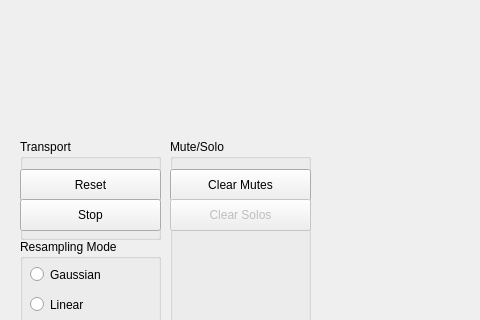
Before: the Qt Designer form MainWindow.ui in yupferris/snes-apu-dbg, drawn with Qt 5; both pictures show x 510 to 990 and y 210 to 530 of the 1130 by 530 pixel window.
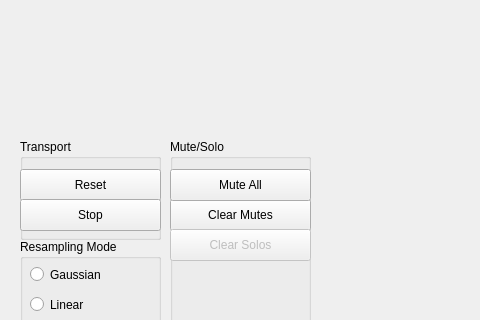
After: the same form once the commit is applied.

Commit message: Added mute all button

```diff
--- a/MainWindow.ui
+++ b/MainWindow.ui
@@ -207,7 +207,7 @@
      <property name="geometry">
       <rect>
        <x>0</x>
-       <y>30</y>
+       <y>60</y>
        <width>141</width>
        <height>32</height>
       </rect>
@@ -223,7 +223,7 @@
      <property name="geometry">
       <rect>
        <x>0</x>
-       <y>60</y>
+       <y>90</y>
        <width>141</width>
        <height>32</height>
       </rect>
@@ -232,6 +232,22 @@
       <string>Clear Solos</string>
      </property>
     </widget>
+    <widget class="QPushButton" name="muteAllButton">
+     <property name="enabled">
+      <bool>true</bool>
+     </property>
+     <property name="geometry">
+      <rect>
+       <x>0</x>
+       <y>30</y>
+       <width>141</width>
+       <height>32</height>
+      </rect>
+     </property>
+     <property name="text">
+      <string>Mute All</string>
+     </property>
+    </widget>
    </widget>
    <widget class="QWidget" name="outputViewerContainer" native="true">
     <property name="geometry">
```
The commit also changes 6 other files.
